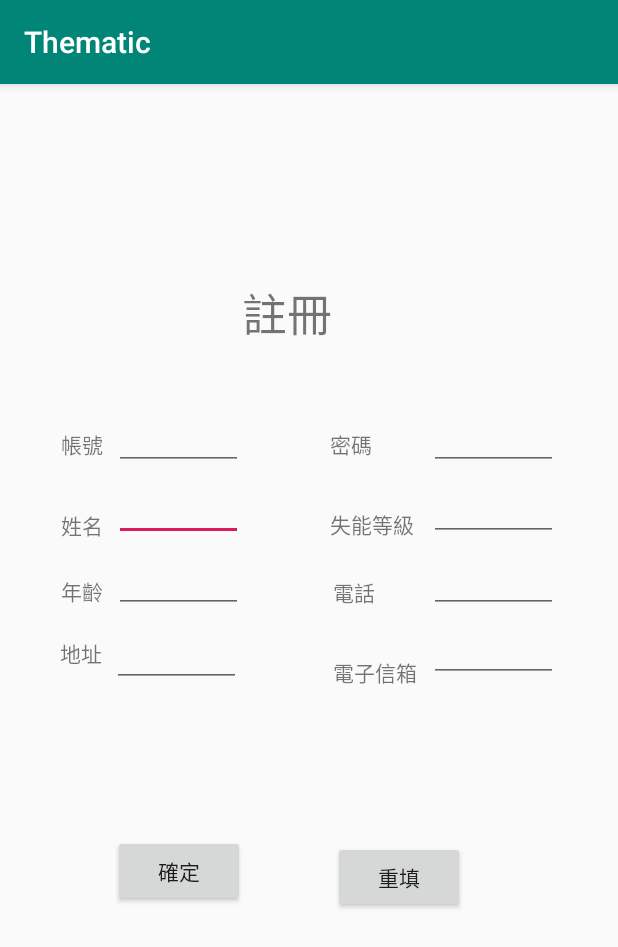
After one commit to peter-kong/-APP, an Android app: the Activity_register screen opened directly, with no data from a screen before it, on a phone screen of 412 x 824 dp. The commit adds this screen. Shown: the top 947 px of the screen. Run offline under Robolectric (Android 15) with nearby library versions, the phone set to English and light mode, and no system bars.

Commit message:
register

```diff
--- a/Thematic/app/src/main/AndroidManifest.xml
+++ b/Thematic/app/src/main/AndroidManifest.xml
@@ -9,7 +9,8 @@
         android:roundIcon="@mipmap/ic_launcher_round"
         android:supportsRtl="true"
         android:theme="@style/AppTheme">
-        <activity android:name=".PersonalData"></activity>
+        <activity android:name=".Activity_register"></activity>
+        <activity android:name=".PersonalData" />
         <activity android:name=".Menu" />
         <activity android:name=".MainActivity">
             <intent-filter>
--- /dev/null
+++ b/Thematic/app/src/main/java/com/example/thematic/Activity_register.java
@@ -0,0 +1,14 @@
+package com.example.thematic;
+
+import androidx.appcompat.app.AppCompatActivity;
+
+import android.os.Bundle;
+
+public class Activity_register extends AppCompatActivity {
+
+    @Override
+    protected void onCreate(Bundle savedInstanceState) {
+        super.onCreate(savedInstanceState);
+        setContentView(R.layout.activity_register);
+    }
+}
--- a/Thematic/app/src/main/java/com/example/thematic/MainActivity.java
+++ b/Thematic/app/src/main/java/com/example/thematic/MainActivity.java
@@ -10,12 +10,12 @@ import android.widget.Button;
 public class MainActivity extends AppCompatActivity {
 
     private Button button2;
+    private Button button10;
 
     @Override
     protected void onCreate(Bundle savedInstanceState) {
         super.onCreate(savedInstanceState);
         setContentView(R.layout.activity_main);
-
 
 
         button2 = (Button) findViewById(R.id.button2);
@@ -29,6 +29,16 @@ public class MainActivity extends AppCompatActivity {
                 startActivity(intent);
             }
         });
+        button10 = (Button) findViewById(R.id.button10);
 
+        Button registerBtn = (Button) findViewById(R.id.button10);
+        registerBtn.setOnClickListener(new View.OnClickListener() {
+            @Override
+            public void onClick(View v) {
+                Intent intent = new Intent();
+                intent.setClass(MainActivity.this, Activity_register.class);
+                startActivity(intent);
+            }
+        });
     }
 }
--- /dev/null
+++ b/Thematic/app/src/main/res/layout/activity_register.xml
@@ -0,0 +1,237 @@
+<?xml version="1.0" encoding="utf-8"?>
+<androidx.constraintlayout.widget.ConstraintLayout xmlns:android="http://schemas.android.com/apk/res/android"
+    xmlns:app="http://schemas.android.com/apk/res-auto"
+    xmlns:tools="http://schemas.android.com/tools"
+    android:layout_width="match_parent"
+    android:layout_height="match_parent"
+    tools:context=".Activity_register">
+
+    <TextView
+        android:id="@+id/textView"
+        android:layout_width="64dp"
+        android:layout_height="56dp"
+        android:layout_marginTop="130dp"
+        android:layout_marginBottom="43dp"
+        android:text="註冊"
+        android:textSize="30dp"
+        app:layout_constraintBottom_toTopOf="@+id/textView11"
+        app:layout_constraintEnd_toEndOf="parent"
+        app:layout_constraintHorizontal_bias="0.463"
+        app:layout_constraintStart_toStartOf="parent"
+        app:layout_constraintTop_toTopOf="parent" />
+
+    <EditText
+        android:id="@+id/editText5"
+        android:layout_width="86dp"
+        android:layout_height="28dp"
+        android:layout_marginTop="19dp"
+        android:layout_marginEnd="58dp"
+        android:layout_marginRight="58dp"
+        android:ems="10"
+        android:inputType="textPersonName"
+        app:layout_constraintEnd_toStartOf="@+id/textView8"
+        app:layout_constraintTop_toBottomOf="@+id/editText9" />
+
+    <EditText
+        android:id="@+id/editText9"
+        android:layout_width="86dp"
+        android:layout_height="28dp"
+        android:layout_marginTop="229dp"
+        android:layout_marginEnd="58dp"
+        android:layout_marginRight="58dp"
+        android:ems="10"
+        android:inputType="textPersonName"
+        app:layout_constraintEnd_toStartOf="@+id/textView11"
+        app:layout_constraintTop_toTopOf="parent" />
+
+    <TextView
+        android:id="@+id/textView13"
+        android:layout_width="wrap_content"
+        android:layout_height="wrap_content"
+        android:layout_marginTop="32dp"
+        android:layout_marginEnd="8dp"
+        android:layout_marginRight="8dp"
+        android:text="電子信箱"
+        app:layout_constraintEnd_toStartOf="@+id/editText11"
+        app:layout_constraintTop_toBottomOf="@+id/textView12" />
+
+    <TextView
+        android:id="@+id/textView8"
+        android:layout_width="wrap_content"
+        android:layout_height="wrap_content"
+        android:layout_marginTop="32dp"
+        android:layout_marginEnd="10dp"
+        android:layout_marginRight="10dp"
+        android:text="失能等級"
+        app:layout_constraintEnd_toStartOf="@+id/editText7"
+        app:layout_constraintTop_toBottomOf="@+id/textView11" />
+
+    <TextView
+        android:id="@+id/textView6"
+        android:layout_width="35dp"
+        android:layout_height="21dp"
+        android:layout_marginStart="40dp"
+        android:layout_marginLeft="40dp"
+        android:layout_marginTop="24dp"
+        android:text="年齡"
+        app:layout_constraintEnd_toStartOf="@+id/editText6"
+        app:layout_constraintStart_toStartOf="parent"
+        app:layout_constraintTop_toBottomOf="@+id/textView2" />
+
+    <EditText
+        android:id="@+id/editText8"
+        android:layout_width="86dp"
+        android:layout_height="28dp"
+        android:layout_marginTop="229dp"
+        android:layout_marginEnd="40dp"
+        android:layout_marginRight="40dp"
+        android:ems="10"
+        android:inputType="textPersonName"
+        app:layout_constraintEnd_toEndOf="parent"
+        app:layout_constraintTop_toTopOf="parent" />
+
+    <EditText
+        android:id="@+id/editText7"
+        android:layout_width="86dp"
+        android:layout_height="28dp"
+        android:layout_marginTop="19dp"
+        android:layout_marginEnd="40dp"
+        android:layout_marginRight="40dp"
+        android:ems="10"
+        android:inputType="textPersonName"
+        app:layout_constraintEnd_toEndOf="parent"
+        app:layout_constraintTop_toBottomOf="@+id/editText8" />
+
+    <TextView
+        android:id="@+id/textView2"
+        android:layout_width="34dp"
+        android:layout_height="20dp"
+        android:layout_marginStart="40dp"
+        android:layout_marginLeft="40dp"
+        android:layout_marginTop="32dp"
+        android:layout_marginEnd="1dp"
+        android:layout_marginRight="1dp"
+        android:text="姓名"
+        app:layout_constraintEnd_toStartOf="@+id/editText5"
+        app:layout_constraintStart_toStartOf="parent"
+        app:layout_constraintTop_toBottomOf="@+id/textView10" />
+
+    <EditText
+        android:id="@+id/editText4"
+        android:layout_width="86dp"
+        android:layout_height="28dp"
+        android:layout_marginTop="21dp"
+        android:layout_marginEnd="61dp"
+        android:layout_marginRight="61dp"
+        android:ems="10"
+        android:inputType="textPersonName"
+        app:layout_constraintEnd_toStartOf="@+id/textView13"
+        app:layout_constraintTop_toBottomOf="@+id/editText6" />
+
+    <TextView
+        android:id="@+id/textView11"
+        android:layout_width="wrap_content"
+        android:layout_height="wrap_content"
+        android:layout_marginTop="43dp"
+        android:layout_marginEnd="38dp"
+        android:layout_marginRight="38dp"
+        android:text="密碼"
+        app:layout_constraintEnd_toStartOf="@+id/editText8"
+        app:layout_constraintTop_toBottomOf="@+id/textView" />
+
+    <EditText
+        android:id="@+id/editText10"
+        android:layout_width="86dp"
+        android:layout_height="28dp"
+        android:layout_marginTop="20dp"
+        android:layout_marginEnd="40dp"
+        android:layout_marginRight="40dp"
+        android:ems="10"
+        android:inputType="textPersonName"
+        app:layout_constraintEnd_toEndOf="parent"
+        app:layout_constraintTop_toBottomOf="@+id/editText7" />
+
+    <TextView
+        android:id="@+id/textView7"
+        android:layout_width="35dp"
+        android:layout_height="22dp"
+        android:layout_marginStart="40dp"
+        android:layout_marginLeft="40dp"
+        android:layout_marginTop="20dp"
+        android:text="地址"
+        app:layout_constraintEnd_toStartOf="@+id/editText4"
+        app:layout_constraintStart_toStartOf="parent"
+        app:layout_constraintTop_toBottomOf="@+id/textView6" />
+
+    <TextView
+        android:id="@+id/textView10"
+        android:layout_width="32dp"
+        android:layout_height="22dp"
+        android:layout_marginStart="40dp"
+        android:layout_marginLeft="40dp"
+        android:layout_marginTop="229dp"
+        android:layout_marginEnd="3dp"
+        android:layout_marginRight="3dp"
+        android:text="帳號"
+        app:layout_constraintEnd_toStartOf="@+id/editText9"
+        app:layout_constraintStart_toStartOf="parent"
+        app:layout_constraintTop_toTopOf="parent" />
+
+    <EditText
+        android:id="@+id/editText11"
+        android:layout_width="86dp"
+        android:layout_height="28dp"
+        android:layout_marginTop="18dp"
+        android:layout_marginEnd="40dp"
+        android:layout_marginRight="40dp"
+        android:ems="10"
+        android:inputType="textPersonName"
+        app:layout_constraintEnd_toEndOf="parent"
+        app:layout_constraintTop_toBottomOf="@+id/editText10" />
+
+    <TextView
+        android:id="@+id/textView12"
+        android:layout_width="wrap_content"
+        android:layout_height="wrap_content"
+        android:layout_marginTop="24dp"
+        android:layout_marginEnd="36dp"
+        android:layout_marginRight="36dp"
+        android:text="電話"
+        app:layout_constraintEnd_toStartOf="@+id/editText10"
+        app:layout_constraintTop_toBottomOf="@+id/textView8" />
+
+    <EditText
+        android:id="@+id/editText6"
+        android:layout_width="86dp"
+        android:layout_height="28dp"
+        android:layout_marginTop="20dp"
+        android:layout_marginEnd="60dp"
+        android:layout_marginRight="60dp"
+        android:ems="10"
+        android:inputType="textPersonName"
+        app:layout_constraintEnd_toStartOf="@+id/textView12"
+        app:layout_constraintTop_toBottomOf="@+id/editText5" />
+
+    <Button
+        android:id="@+id/button"
+        android:layout_width="wrap_content"
+        android:layout_height="wrap_content"
+        android:layout_marginStart="75dp"
+        android:layout_marginLeft="75dp"
+        android:layout_marginBottom="219dp"
+        android:text="確定"
+        app:layout_constraintBottom_toBottomOf="parent"
+        app:layout_constraintStart_toStartOf="parent" />
+
+    <Button
+        android:id="@+id/button3"
+        android:layout_width="wrap_content"
+        android:layout_height="wrap_content"
+        android:layout_marginEnd="102dp"
+        android:layout_marginRight="102dp"
+        android:layout_marginBottom="215dp"
+        android:text="重填"
+        app:layout_constraintBottom_toBottomOf="parent"
+        app:layout_constraintEnd_toEndOf="parent" />
+
+</androidx.constraintlayout.widget.ConstraintLayout>
```
